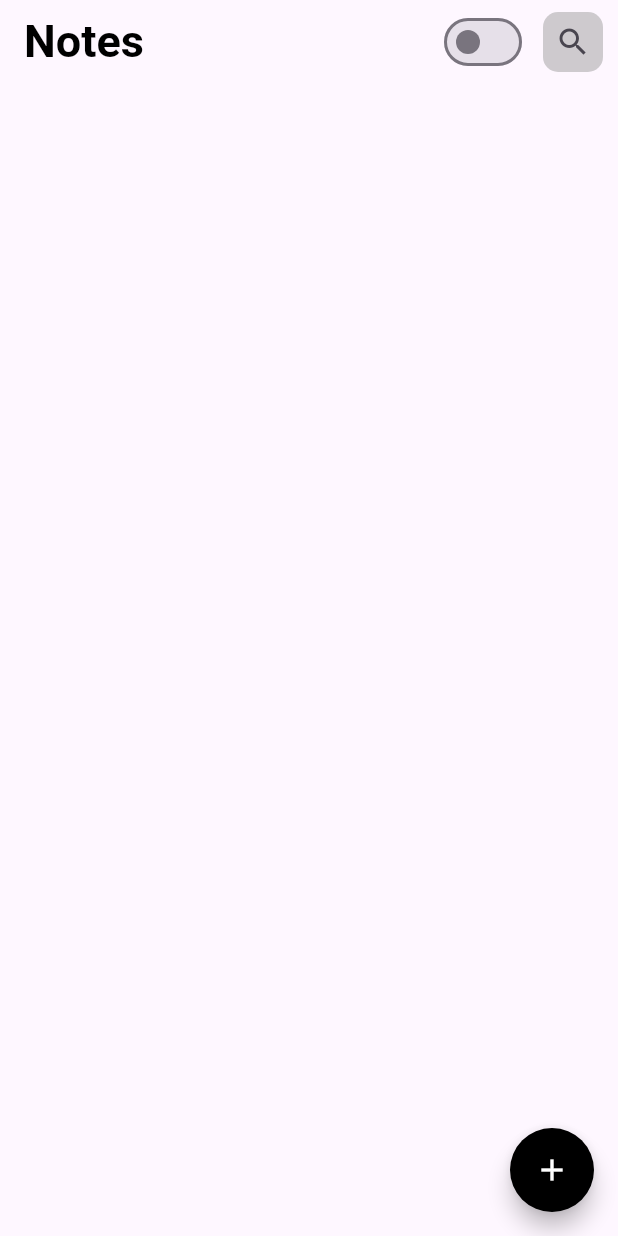
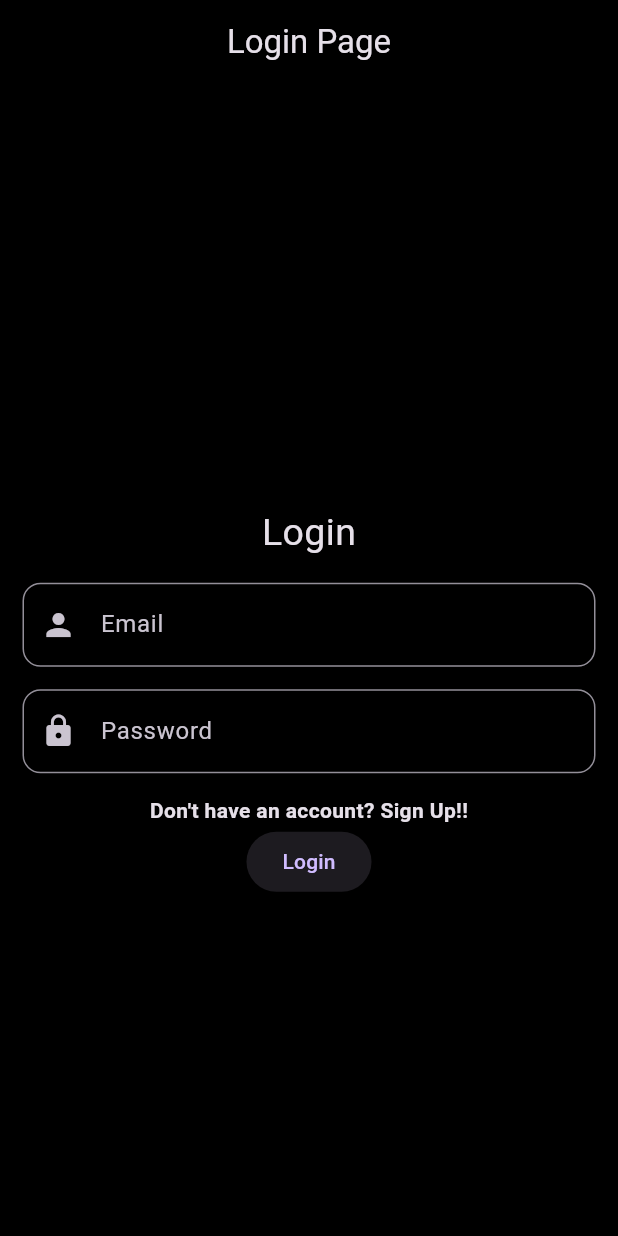
Before and after one commit to PrernaMi/NotesApp, a Flutter app: the screen it shows after launch, on a phone screen of 412 x 824 dp. Run offline on Flutter 3.47's test engine with Material 3 defaults, Android fonts, the phone set to English and light mode, and no system bars; our stand-ins replace shared_preferences, sqflite; accounts and stored records are empty.

Commit message:
final commit

```diff
--- /dev/null
+++ b/devtools_options.yaml
@@ -0,0 +1,3 @@
+description: This file stores settings for Dart & Flutter DevTools.
+documentation: https://docs.flutter.dev/tools/devtools/extensions#configure-extension-enablement-states
+extensions:
--- /dev/null
+++ b/lib/custom_widgets/custom_textfield.dart
@@ -0,0 +1,28 @@
+import 'package:flutter/material.dart';
+
+class CustomTextField {
+
+  static TextField mTextField(
+      {required TextEditingController controller,
+      required String hint,
+        required String label,
+      required double borderRadius,
+      required Icon prefixIcon,
+      TextInputType type = TextInputType.text,
+        bool showText = false
+      }) {
+    return TextField(
+      controller: controller,
+      keyboardType: type,
+      obscureText: showText,
+      decoration: InputDecoration(
+        hintText: hint,
+        labelText: label,
+        prefixIcon: prefixIcon,
+        border: OutlineInputBorder(
+          borderRadius: BorderRadius.circular(borderRadius),
+        )
+      ),
+    );
+  }
+}
--- /dev/null
+++ b/lib/models/note_model.dart
@@ -0,0 +1,28 @@
+import 'package:notes_app_res/database/local/db_helper.dart';
+
+class NoteModel {
+  int uid;
+  String title;
+  String desc;
+  int? nid;
+
+  NoteModel(
+      {required this.uid, required this.title, required this.desc, this.nid});
+
+  factory NoteModel.fromMap(Map<String, dynamic>map){
+    return NoteModel(
+        uid: map[DbHelper.User_Col_UID],
+        title: map[DbHelper.Notes_Col_Title],
+        desc: map[DbHelper.Notes_Col_Desc],
+      nid: map[DbHelper.Notes_Col_NID]
+    );
+  }
+
+  Map<String,dynamic> toMap(){
+    return {
+      DbHelper.User_Col_UID : uid,
+      DbHelper.Notes_Col_Title : title,
+      DbHelper.Notes_Col_Desc : desc,
+    };
+  }
+}
--- a/lib/provider/theme_provider.dart
+++ b/lib/provider/theme_provider.dart
@@ -16,7 +16,7 @@ class ThemeProvider extends ChangeNotifier{
 
   void getInitialTheme()async{
     prefs = await SharedPreferences.getInstance();
-    _isDark = prefs!.getBool("theme") ?? false;
+    _isDark = prefs!.getBool("theme")??true;
     notifyListeners();
   }
 }
--- /dev/null
+++ b/lib/start_screens/login_page.dart
@@ -0,0 +1,134 @@
+import 'package:flutter/material.dart';
+import 'package:notes_app_res/custom_widgets/custom_textfield.dart';
+import 'package:notes_app_res/database/local/db_helper.dart';
+import 'package:notes_app_res/screens/home_page.dart';
+import 'package:notes_app_res/start_screens/sign_up_page.dart';
+import 'package:shared_preferences/shared_preferences.dart';
+
+class LoginPage extends StatefulWidget {
+  @override
+  State<LoginPage> createState() => _LoginPageState();
+}
+
+class _LoginPageState extends State<LoginPage> {
+  bool isLight = false;
+
+  MediaQueryData? mqData;
+
+  TextEditingController emailController = TextEditingController();
+
+  TextEditingController passwordController = TextEditingController();
+
+  SharedPreferences? prefs;
+  int ?uid;
+  @override
+  void initState() {
+    checkUserLogin();
+    super.initState();
+  }
+
+  void checkUserLogin()async{
+    prefs = await SharedPreferences.getInstance();
+    uid = prefs!.getInt('id');
+    if(uid == 0 || uid == null){
+
+    }else{
+      Navigator.pushReplacement(context, MaterialPageRoute(builder: (context){
+        return HomePage();
+      }));
+    }
+  }
+  @override
+  Widget build(BuildContext context) {
+    isLight = Theme.of(context).brightness == Brightness.light;
+    mqData = MediaQuery.of(context);
+    return Scaffold(
+      appBar: AppBar(
+        title: Text("Login Page"),
+        centerTitle: true,
+        backgroundColor: isLight ? Colors.white : Colors.black,
+      ),
+      backgroundColor: isLight ? Colors.white : Colors.black,
+      body: SingleChildScrollView(
+        child: SizedBox(
+          height: mqData!.size.height,
+          width: mqData!.size.width,
+          child: Padding(
+            padding: EdgeInsets.symmetric(horizontal: 15.0, vertical: 20),
+            child: Column(
+              mainAxisAlignment: MainAxisAlignment.center,
+              children: [
+                Text(
+                  "Login",
+                  style: TextStyle(fontSize: 25),
+                ),
+                SizedBox(
+                  height: 15,
+                ),
+                /*-----Email------*/
+                CustomTextField.mTextField(
+                    controller: emailController,
+                    hint: "abc@gmail.com",
+                    prefixIcon: Icon(Icons.person),
+                    label: "Email",
+                    borderRadius: 12),
+                //password
+                SizedBox(
+                  height: 15,
+                ),
+                /*-----Password------*/
+                CustomTextField.mTextField(
+                    controller: passwordController,
+                    prefixIcon: Icon(Icons.lock),
+                    hint: "Enter your password",
+                    label: "Password",
+                    showText: true,
+                    borderRadius: 12),
+                SizedBox(
+                  height: 15,
+                ),
+                InkWell(
+                  onTap: () {
+                    Navigator.pushReplacement(context,
+                        MaterialPageRoute(builder: (context) {
+                      return SignUpPage();
+                    }));
+                  },
+                  child: Text(
+                    "Don't have an account? Sign Up!!",
+                    style: TextStyle(fontWeight: FontWeight.bold),
+                  ),
+                ),
+                ElevatedButton(
+                    onPressed: () async {
+                      buttonPressedWork(context: context);
+                    },
+                    child: Text("Login"))
+              ],
+            ),
+          ),
+        ),
+      ),
+    );
+  }
+
+  void buttonPressedWork({required BuildContext context}) async {
+    if (emailController.text.toString() == "" ||
+        passwordController.text.toString() == "") {
+      ScaffoldMessenger.of(context).showSnackBar(
+          SnackBar(content: Text("Please fill all required fields!!!")));
+    } else {
+      DbHelper? db = DbHelper.getInstances;
+      bool check = await db.checkUserValidity(
+          email: emailController.text.toString(),
+          pass: passwordController.text.toString());
+      !check
+          ? ScaffoldMessenger.of(context)
+              .showSnackBar(SnackBar(content: Text("Invalid credentials!!!")))
+          : Navigator.pushReplacement(context,
+              MaterialPageRoute(builder: (context) {
+              return HomePage();
+            }));
+    }
+  }
+}
```
Also changed, not shown: lib/database/local/db_helper.dart (+65 -8 lines), lib/main.dart (+11 -8 lines), lib/provider/note_provider.dart (added, +43 -0 lines), lib/screens/add_note.dart (+16 -1 lines), lib/screens/home_page.dart (+116 -5 lines), lib/start_screens/log_out_page.dart (added, +34 -0 lines), lib/start_screens/sign_up_page.dart (added, +142 -0 lines), lib/start_screens/splash_screen.dart (added, +43 -0 lines).
